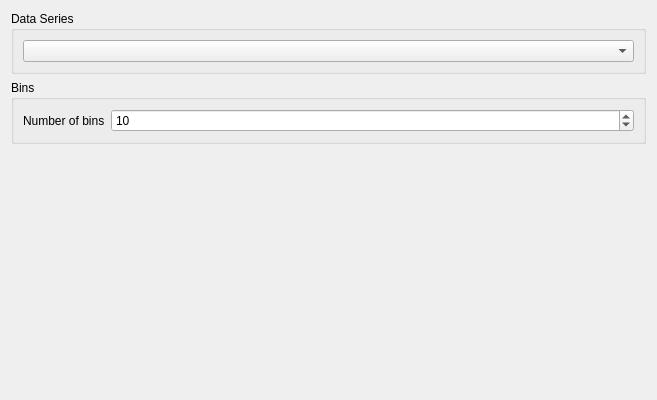
The window that src/DAGui/DAChartAddHistogramWidget.ui (czyt1988/data-workbench) describes before a commit, drawn with Qt 5.
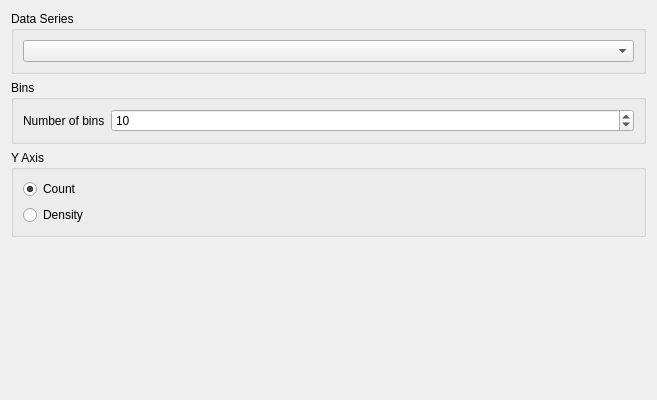
The same window after the commit. Custom widgets are drawn as their Qt base class.

Commit message: feat(DAGui): add series picker for XY chart and Count/Density Y-axis for histogram

The edit to the form file:
```diff
--- a/src/DAGui/DAChartAddHistogramWidget.ui
+++ b/src/DAGui/DAChartAddHistogramWidget.ui
@@ -61,6 +61,35 @@
      </layout>
     </widget>
    </item>
+   <item>
+    <widget class="QGroupBox" name="groupBoxYAxis">
+     <property name="title">
+      <string>Y Axis</string>
+     </property>
+     <property name="flat">
+      <bool>true</bool>
+     </property>
+     <layout class="QVBoxLayout" name="verticalLayout_3">
+      <item>
+       <widget class="QRadioButton" name="radioButtonCount">
+        <property name="text">
+         <string>Count</string>
+        </property>
+        <property name="checked">
+         <bool>true</bool>
+        </property>
+       </widget>
+      </item>
+      <item>
+       <widget class="QRadioButton" name="radioButtonDensity">
+        <property name="text">
+         <string>Density</string>
+        </property>
+       </widget>
+      </item>
+     </layout>
+    </widget>
+   </item>
    <item>
     <spacer name="verticalSpacer">
      <property name="orientation">
```
The commit also changes 19 other files.
